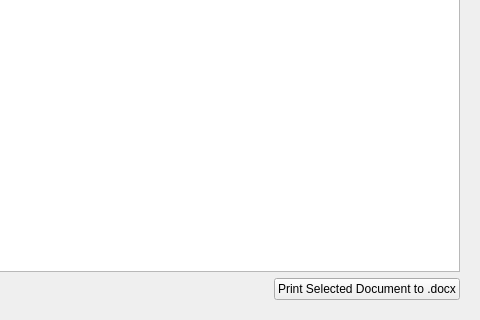
Before: the Qt Designer form gui/documents_page.ui in mariolewis/asdf_factory, drawn with Qt 5; both pictures show x 220 to 700 and y 180 to 500 of the 700 by 500 pixel window.
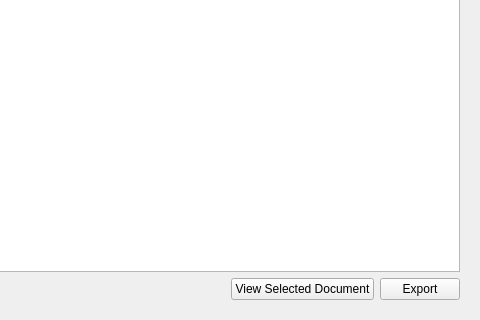
After: the same form once the commit is applied.

Commit message: fix: Overhaul debugging pipeline and document workflow

Diff of the .ui file:
```diff
--- a/gui/documents_page.ui
+++ b/gui/documents_page.ui
@@ -78,10 +78,17 @@
        </property>
       </spacer>
      </item>
+     <item>
+      <widget class="QPushButton" name="viewButton">
+       <property name="text">
+        <string>View Selected Document</string>
+       </property>
+      </widget>
+     </item>
      <item>
       <widget class="QPushButton" name="exportButton">
        <property name="text">
-        <string>Print Selected Document to .docx</string>
+        <string>Export</string>
        </property>
       </widget>
      </item>
```
The commit also changes 5 other files.
